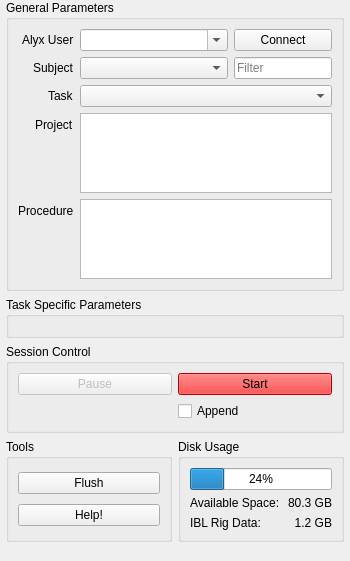
This is iblrig/gui/ui_wizard.ui in int-brain-lab/iblrig as Qt 5 draws it before an edit. The edited form follows.
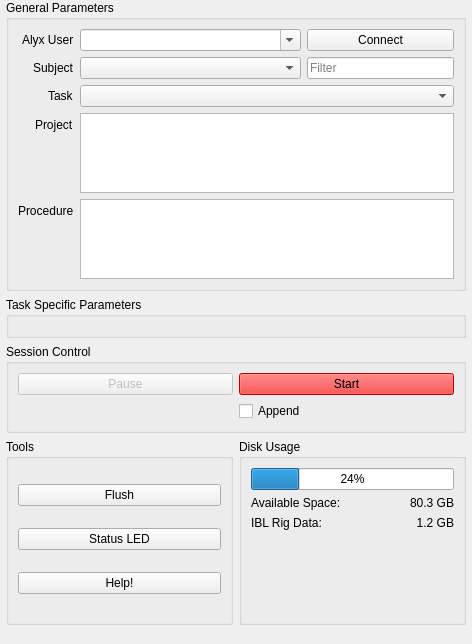
This is the edited form. Icons and pictures are not drawn.

Commit message: add control for LED

Diff of the .ui file:
```diff
--- a/iblrig/gui/ui_wizard.ui
+++ b/iblrig/gui/ui_wizard.ui
@@ -6,8 +6,8 @@
    <rect>
     <x>0</x>
     <y>0</y>
-    <width>350</width>
-    <height>527</height>
+    <width>472</width>
+    <height>644</height>
    </rect>
   </property>
   <property name="sizePolicy">
@@ -682,7 +682,7 @@
            </property>
           </widget>
          </item>
-         <item row="1" column="0">
+         <item row="2" column="0">
           <widget class="QPushButton" name="uiPushHelp">
            <property name="sizePolicy">
             <sizepolicy hsizetype="Expanding" vsizetype="Fixed">
@@ -698,6 +698,19 @@
            </property>
           </widget>
          </item>
+         <item row="1" column="0">
+          <widget class="QPushButton" name="uiPushStatusLED">
+           <property name="statusTip">
+            <string>toggle the Bpod Status LED (always off during sessions)</string>
+           </property>
+           <property name="text">
+            <string>Status LED</string>
+           </property>
+           <property name="checkable">
+            <bool>true</bool>
+           </property>
+          </widget>
+         </item>
         </layout>
        </widget>
       </item>
```
The commit also changes 2 other files.
